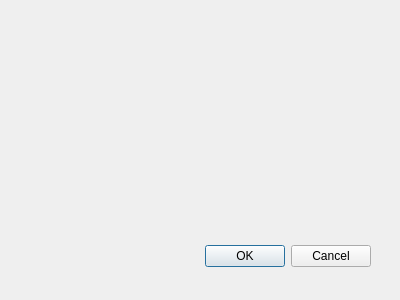
Before: the Qt Designer form ui/AddNewUAVDialog.ui in iammetehan/uav-swarm-simulator, drawn with Qt 5.
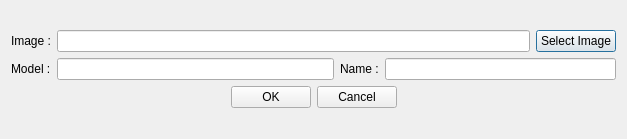
After: the same form once the commit is applied.

```diff
--- a/ui/AddNewUAVDialog.ui
+++ b/ui/AddNewUAVDialog.ui
@@ -8,29 +8,116 @@
    <rect>
     <x>0</x>
     <y>0</y>
-    <width>400</width>
-    <height>300</height>
+    <width>627</width>
+    <height>139</height>
    </rect>
   </property>
   <property name="windowTitle">
    <string>Dialog</string>
   </property>
-  <widget class="QDialogButtonBox" name="buttonBox">
-   <property name="geometry">
-    <rect>
-     <x>30</x>
-     <y>240</y>
-     <width>341</width>
-     <height>32</height>
-    </rect>
-   </property>
-   <property name="orientation">
-    <enum>Qt::Horizontal</enum>
-   </property>
-   <property name="standardButtons">
-    <set>QDialogButtonBox::Cancel|QDialogButtonBox::Ok</set>
-   </property>
-  </widget>
+  <layout class="QVBoxLayout" name="verticalLayout_2">
+   <item>
+    <layout class="QVBoxLayout" name="verticalLayout">
+     <item>
+      <layout class="QHBoxLayout" name="horizontalLayout">
+       <item>
+        <widget class="QLabel" name="label">
+         <property name="text">
+          <string>Image :</string>
+         </property>
+        </widget>
+       </item>
+       <item>
+        <widget class="QLineEdit" name="selectedImage">
+         <property name="readOnly">
+          <bool>true</bool>
+         </property>
+        </widget>
+       </item>
+       <item>
+        <widget class="QPushButton" name="selectImage">
+         <property name="text">
+          <string>Select Image</string>
+         </property>
+        </widget>
+       </item>
+      </layout>
+     </item>
+     <item>
+      <layout class="QHBoxLayout" name="horizontalLayout_2">
+       <item>
+        <widget class="QLabel" name="label_2">
+         <property name="text">
+          <string>Model :</string>
+         </property>
+        </widget>
+       </item>
+       <item>
+        <widget class="QLineEdit" name="UAVModel"/>
+       </item>
+       <item>
+        <layout class="QHBoxLayout" name="horizontalLayout_4">
+         <item>
+          <widget class="QLabel" name="label_3">
+           <property name="text">
+            <string>Name :</string>
+           </property>
+          </widget>
+         </item>
+         <item>
+          <widget class="QLineEdit" name="UAVName"/>
+         </item>
+        </layout>
+       </item>
+      </layout>
+     </item>
+     <item>
+      <layout class="QHBoxLayout" name="horizontalLayout_5">
+       <item>
+        <spacer name="horizontalSpacer">
+         <property name="orientation">
+          <enum>Qt::Horizontal</enum>
+         </property>
+         <property name="sizeHint" stdset="0">
+          <size>
+           <width>40</width>
+           <height>20</height>
+          </size>
+         </property>
+        </spacer>
+       </item>
+       <item>
+        <widget class="QPushButton" name="OK">
+         <property name="text">
+          <string>OK</string>
+         </property>
+        </widget>
+       </item>
+       <item>
+        <widget class="QPushButton" name="cancel">
+         <property name="text">
+          <string>Cancel</string>
+         </property>
+        </widget>
+       </item>
+       <item>
+        <spacer name="horizontalSpacer_2">
+         <property name="orientation">
+          <enum>Qt::Horizontal</enum>
+         </property>
+         <property name="sizeHint" stdset="0">
+          <size>
+           <width>40</width>
+           <height>20</height>
+          </size>
+         </property>
+        </spacer>
+       </item>
+      </layout>
+     </item>
+    </layout>
+   </item>
+  </layout>
  </widget>
  <pixmapfunction/>
  <resources/>
```
Left out of the diff: 42 changed lines with no effect on the pictures.
